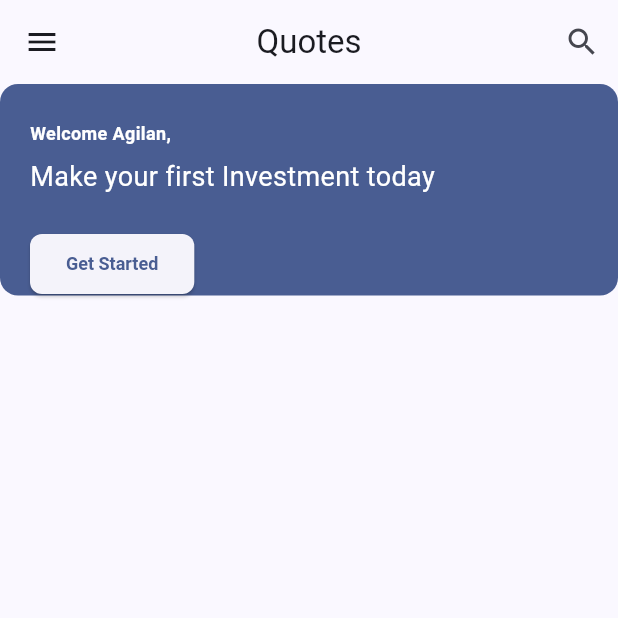
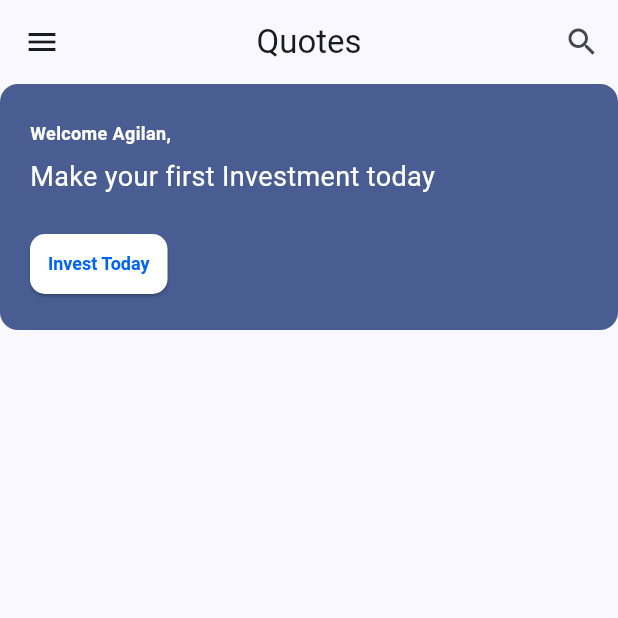
Before and after one commit to nik-05/trading-app, a Flutter app: the screen it shows after launch, on a phone screen of 412 x 824 dp, the top half of it. Run offline on Flutter 3.47's test engine with Material 3 defaults, Android fonts, the phone set to English and light mode, and no system bars; our stand-ins replace google_fonts; Roboto replaces fonts that are missing (Amaranth).

Commit message:
Setup elevatedButton theme

```diff
--- a/lib/utils/global_constants.dart
+++ b/lib/utils/global_constants.dart
@@ -3,7 +3,7 @@ import 'package:google_fonts/google_fonts.dart';
 
 class GlobalConstants {
   static const Color textPrimary = Color(0xFF212121);
-  static const Color textSecondary = Color(0xFFFFFFFF);
+  static const Color onPrimary = Color(0xFFFFFFFF);
   static const Color primaryColor = Color(0xFF0063F5);
 
   static ThemeData appTheme = ThemeData(
@@ -11,11 +11,16 @@ class GlobalConstants {
     useMaterial3: true,
     elevatedButtonTheme: ElevatedButtonThemeData(
       style: ElevatedButton.styleFrom(
+        padding: const EdgeInsets.symmetric(horizontal: 12, vertical: 8),
         textStyle: GoogleFonts.adventPro(
           fontWeight: FontWeight.w700,
           fontSize: 12,
           color: primaryColor,
         ),
+        shape: RoundedRectangleBorder(
+          borderRadius: BorderRadius.circular(10),
+        ),
+        backgroundColor: onPrimary,
       ),
     ),
   );
--- a/lib/widgets/welcome_card.dart
+++ b/lib/widgets/welcome_card.dart
@@ -11,7 +11,6 @@ class WelcomeCard extends StatelessWidget {
   Widget build(BuildContext context) {
     return Container(
       width: double.infinity,
-      height: 141,
       decoration: BoxDecoration(
         color: Theme.of(context).colorScheme.primary,
         borderRadius: BorderRadius.circular(12),
@@ -27,7 +26,7 @@ class WelcomeCard extends StatelessWidget {
             style: GoogleFonts.adventPro(
               fontWeight: FontWeight.w700,
               fontSize: 12,
-              color: GlobalConstants.textSecondary,
+              color: GlobalConstants.onPrimary,
             ),
           ),
           const SizedBox(height: 8),
@@ -36,20 +35,19 @@ class WelcomeCard extends StatelessWidget {
             style: GoogleFonts.amaranth(
               fontWeight: FontWeight.w400,
               fontSize: 18,
-              color: GlobalConstants.textSecondary,
+              color: GlobalConstants.onPrimary,
             ),
           ),
           const SizedBox(height: 21),
           ElevatedButton(
             onPressed: () {},
-            style: ElevatedButton.styleFrom(
-              padding: const EdgeInsets.symmetric(horizontal: 24, vertical: 12),
-              shape: RoundedRectangleBorder(
-                borderRadius: BorderRadius.circular(8),
-              ),
-            ),
-            child: const Text('Get Started'),
+            child: Text('Invest Today', style: GoogleFonts.adventPro(
+              fontWeight: FontWeight.w700,
+              fontSize: 12,
+              color: GlobalConstants.primaryColor,
+            ),),
           ),
+          const SizedBox(height: 20),
         ],
       ),
     );
```
